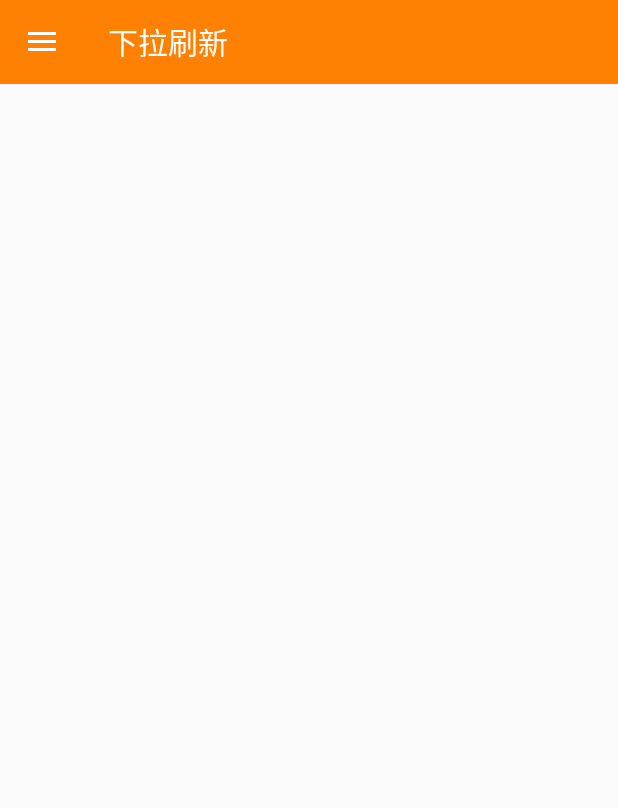
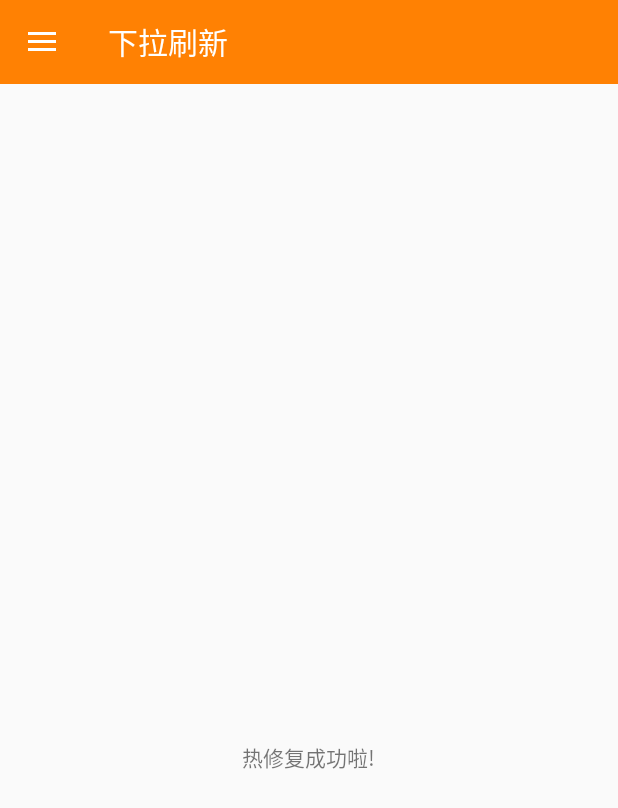
Before and after one commit to sunfusheng/In-depthStudy, an Android app: the screen it shows after launch (MainActivity), in the side drawer, after a tap on "下拉刷新", on a phone screen of 412 x 824 dp. Shown: the top 808 px of the screen. Run offline under Robolectric (Android 15) with nearby library versions, the phone set to English and light mode, and no system bars; our stand-ins replace ButterKnife; libraries missing offline, so code that uses them is left out: com.afollestad.materialdialogs, com.facebook.drawee, com.orhanobut.logger, com.readystatesoftware.systembartint, de.devland.esperandro; plain views replace SimpleDraweeView; 15 statements that could not run were skipped.

Commit message:
AndFix 热修复

```diff
--- a/app/src/main/java/com/sun/study/MainApplication.java
+++ b/app/src/main/java/com/sun/study/MainApplication.java
@@ -1,11 +1,9 @@
 package com.sun.study;
 
 import android.app.Application;
-import android.os.Environment;
 
 import com.alipay.euler.andfix.patch.PatchManager;
 import com.facebook.drawee.backends.pipeline.Fresco;
-import com.orhanobut.logger.Logger;
 import com.sun.study.framework.exception.CrashHandler;
 import com.sun.study.framework.proxy.ControlFactory;
 import com.sun.study.framework.sharedpreferences.FastJsonSerial;
@@ -19,8 +17,6 @@ public class MainApplication extends Application {
 
     private static MainApplication instance;
     private static PatchManager patchManager;
-
-    private static final String APATCH_PATH = "/out.apatch";
 
     @Override
     public void onCreate() {
@@ -39,15 +35,6 @@ public class MainApplication extends Application {
         patchManager = new PatchManager(this);
         patchManager.init("1.1");
         patchManager.loadPatch();
-
-        try {
-            String patchFileString = Environment.getExternalStorageDirectory().getAbsolutePath() + APATCH_PATH;
-            Logger.e("log-andfix", "patchFileString: "+patchFileString);
-            patchManager.addPatch(patchFileString);
-        } catch (Exception e) {
-            Logger.e("log-andfix", "Exception: "+e.getMessage());
-            e.printStackTrace();
-        }
     }
 
     public static MainApplication getInstance() {
--- a/app/src/main/java/com/sun/study/ui/fragment/HomeFragment.java
+++ b/app/src/main/java/com/sun/study/ui/fragment/HomeFragment.java
@@ -4,6 +4,7 @@ import android.annotation.TargetApi;
 import android.net.Uri;
 import android.os.Build;
 import android.os.Bundle;
+import android.os.Environment;
 import android.support.annotation.Nullable;
 import android.view.LayoutInflater;
 import android.view.View;
@@ -12,7 +13,11 @@ import android.view.ViewGroup;
 import com.facebook.drawee.backends.pipeline.Fresco;
 import com.facebook.drawee.interfaces.DraweeController;
 import com.facebook.drawee.view.SimpleDraweeView;
+import com.orhanobut.logger.Logger;
+import com.sun.study.MainApplication;
 import com.sun.study.R;
+
+import java.io.File;
 
 import butterknife.Bind;
 import butterknife.ButterKnife;
@@ -24,6 +29,8 @@ public class HomeFragment extends BaseFragment {
 
     @Bind(R.id.sdv_gif)
     SimpleDraweeView sdvGif;
+
+    private static final String APATCH_PATH = "/out.apatch";
 
     @Nullable
     @Override
@@ -38,14 +45,29 @@ public class HomeFragment extends BaseFragment {
 
     @TargetApi(Build.VERSION_CODES.LOLLIPOP)
     private void initView() {
-        Uri uri = Uri.parse("res://"+getActivity().getPackageName()+"/"+R.drawable.gif_robot_walk);
-//        Uri uri = Uri.parse("http://ww2.sinaimg.cn/large/dd412be4gw1esr6ijoebog208e0e1qv6.gif");
+//        Uri uri = Uri.parse("res://"+getActivity().getPackageName()+"/"+R.drawable.gif_robot_walk);
+        Uri uri = Uri.parse("http://ww2.sinaimg.cn/large/dd412be4gw1esr6ijoebog208e0e1qv6.gif");
         DraweeController controller = Fresco.newDraweeControllerBuilder()
                 .setUri(uri)
                 .setAutoPlayAnimations(true)
                 .build();
 
         sdvGif.setController(controller);
+
+        try {
+            String patchFileString = Environment.getExternalStorageDirectory().getAbsolutePath() + APATCH_PATH;
+            File file = new File(patchFileString);
+            if (file.exists()) {
+                MainApplication.getPatchManager().addPatch(patchFileString);
+                Logger.e("log-andfix", "addPatch()");
+                file.delete();
+            } else {
+                Logger.e("log-andfix", "Not addPatch()");
+            }
+        } catch (Exception e) {
+            Logger.e("log-andfix", "Exception: "+e.getMessage());
+            e.printStackTrace();
+        }
     }
 
     private void initListener() {
--- a/app/src/main/res/layout/fragment_home.xml
+++ b/app/src/main/res/layout/fragment_home.xml
@@ -11,4 +11,10 @@
         android:layout_width="120dp"
         android:layout_height="120dp"/>
 
+    <TextView
+        android:layout_width="wrap_content"
+        android:layout_height="wrap_content"
+        android:layout_marginTop="10dp"
+        android:text="热修复成功啦!"/>
+
 </LinearLayout>
```
